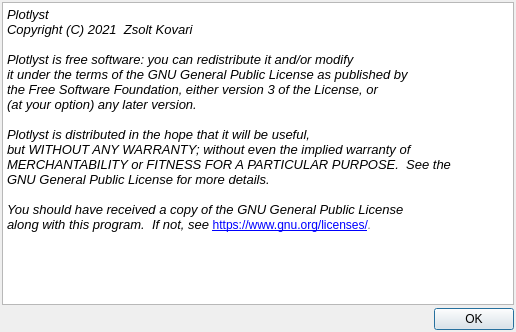
Above: ui/about_dialog.ui from zkovari/plotlyst before the change. Below: the same form after it.
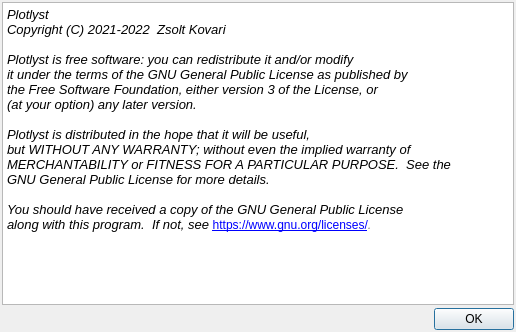
That is the form after the change.

Commit message: Update copyright year

```diff
--- a/ui/about_dialog.ui
+++ b/ui/about_dialog.ui
@@ -36,7 +36,7 @@
 &lt;html&gt;&lt;head&gt;&lt;meta name=&quot;qrichtext&quot; content=&quot;1&quot; /&gt;&lt;style type=&quot;text/css&quot;&gt;
 p, li { white-space: pre-wrap; }
 &lt;/style&gt;&lt;/head&gt;&lt;body style=&quot; font-family:'Sans Serif'; font-size:9pt; font-weight:400; font-style:normal;&quot;&gt;
-&lt;p style=&quot; margin-top:12px; margin-bottom:12px; margin-left:0px; margin-right:0px; -qt-block-indent:0; text-indent:0px; background-color:#ffffff;&quot;&gt;&lt;span style=&quot; font-family:'JetBrains Mono','monospace'; font-size:9.8pt; font-style:italic; color:#000000;&quot;&gt;Plotlyst&lt;br /&gt;Copyright (C) 2021  Zsolt Kovari&lt;br /&gt;&lt;br /&gt;Plotlyst is free software: you can redistribute it and/or modify&lt;br /&gt;it under the terms of the GNU General Public License as published by&lt;br /&gt;the Free Software Foundation, either version 3 of the License, or&lt;br /&gt;(at your option) any later version.&lt;br /&gt;&lt;br /&gt;Plotlyst is distributed in the hope that it will be useful,&lt;br /&gt;but WITHOUT ANY WARRANTY; without even the implied warranty of&lt;br /&gt;MERCHANTABILITY or FITNESS FOR A PARTICULAR PURPOSE.  See the&lt;br /&gt;GNU General Public License for more details.&lt;br /&gt;&lt;br /&gt;You should have received a copy of the GNU General Public License&lt;br /&gt;along with this program.  If not, see&lt;/span&gt;&lt;span style=&quot; font-family:'JetBrains Mono','monospace'; font-size:9.8pt; font-style:italic; color:#8c8c8c;&quot;&gt; &lt;/span&gt;&lt;a href=&quot;https://www.gnu.org/licenses/&quot;&gt;&lt;span style=&quot; text-decoration: underline; color:#0000ff;&quot;&gt;https://www.gnu.org/licenses/&lt;/span&gt;&lt;/a&gt;&lt;span style=&quot; font-family:'JetBrains Mono','monospace'; font-size:9.8pt; font-style:italic; color:#8c8c8c;&quot;&gt;.&lt;/span&gt;&lt;/p&gt;&lt;/body&gt;&lt;/html&gt;</string>
+&lt;p style=&quot; margin-top:12px; margin-bottom:12px; margin-left:0px; margin-right:0px; -qt-block-indent:0; text-indent:0px; background-color:#ffffff;&quot;&gt;&lt;span style=&quot; font-family:'JetBrains Mono','monospace'; font-size:9.8pt; font-style:italic; color:#000000;&quot;&gt;Plotlyst&lt;br /&gt;Copyright (C) 2021-2022  Zsolt Kovari&lt;br /&gt;&lt;br /&gt;Plotlyst is free software: you can redistribute it and/or modify&lt;br /&gt;it under the terms of the GNU General Public License as published by&lt;br /&gt;the Free Software Foundation, either version 3 of the License, or&lt;br /&gt;(at your option) any later version.&lt;br /&gt;&lt;br /&gt;Plotlyst is distributed in the hope that it will be useful,&lt;br /&gt;but WITHOUT ANY WARRANTY; without even the implied warranty of&lt;br /&gt;MERCHANTABILITY or FITNESS FOR A PARTICULAR PURPOSE.  See the&lt;br /&gt;GNU General Public License for more details.&lt;br /&gt;&lt;br /&gt;You should have received a copy of the GNU General Public License&lt;br /&gt;along with this program.  If not, see&lt;/span&gt;&lt;span style=&quot; font-family:'JetBrains Mono','monospace'; font-size:9.8pt; font-style:italic; color:#8c8c8c;&quot;&gt; &lt;/span&gt;&lt;a href=&quot;https://www.gnu.org/licenses/&quot;&gt;&lt;span style=&quot; text-decoration: underline; color:#0000ff;&quot;&gt;https://www.gnu.org/licenses/&lt;/span&gt;&lt;/a&gt;&lt;span style=&quot; font-family:'JetBrains Mono','monospace'; font-size:9.8pt; font-style:italic; color:#8c8c8c;&quot;&gt;.&lt;/span&gt;&lt;/p&gt;&lt;/body&gt;&lt;/html&gt;</string>
      </property>
      <property name="openExternalLinks">
       <bool>true</bool>
```
The commit also changes 78 other files.
